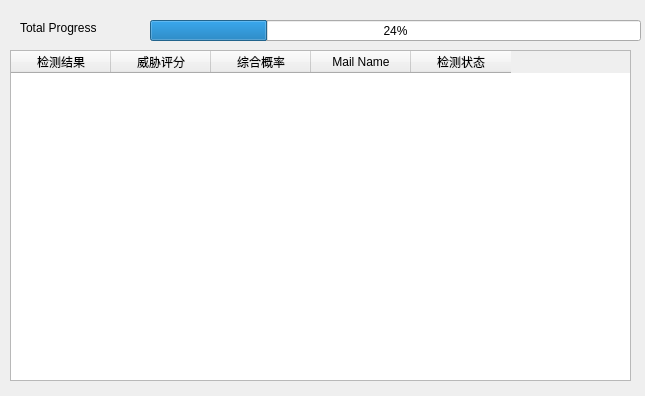
Above: ui/view/DetectReport.ui from LunziQwQ/Phishing-email-filter before the change. Below: the same form after it.
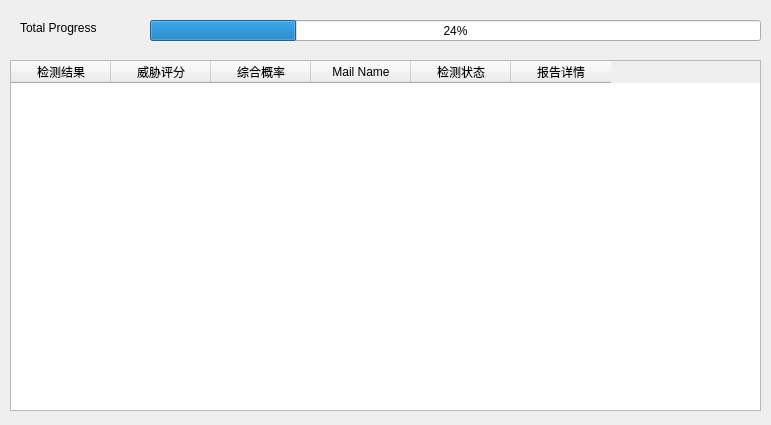
That is the form after the change.

Commit message: DetectReport,ui 结果报表中添加了“报告详情”栏

Patch:
```diff
--- a/ui/view/DetectReport.ui
+++ b/ui/view/DetectReport.ui
@@ -6,8 +6,8 @@
    <rect>
     <x>0</x>
     <y>0</y>
-    <width>645</width>
-    <height>396</height>
+    <width>771</width>
+    <height>425</height>
    </rect>
   </property>
   <property name="windowTitle">
@@ -18,7 +18,7 @@
     <rect>
      <x>150</x>
      <y>20</y>
-     <width>491</width>
+     <width>611</width>
      <height>21</height>
     </rect>
    </property>
@@ -43,17 +43,11 @@
    <property name="geometry">
     <rect>
      <x>10</x>
-     <y>50</y>
-     <width>621</width>
-     <height>331</height>
+     <y>60</y>
+     <width>751</width>
+     <height>351</height>
     </rect>
    </property>
-   <property name="maximumSize">
-    <size>
-     <width>621</width>
-     <height>16777215</height>
-    </size>
-   </property>
    <column>
     <property name="text">
      <string>检测结果</string>
@@ -84,6 +78,11 @@
      <string>检测状态</string>
     </property>
    </column>
+   <column>
+    <property name="text">
+     <string>报告详情</string>
+    </property>
+   </column>
   </widget>
  </widget>
  <resources/>
```
